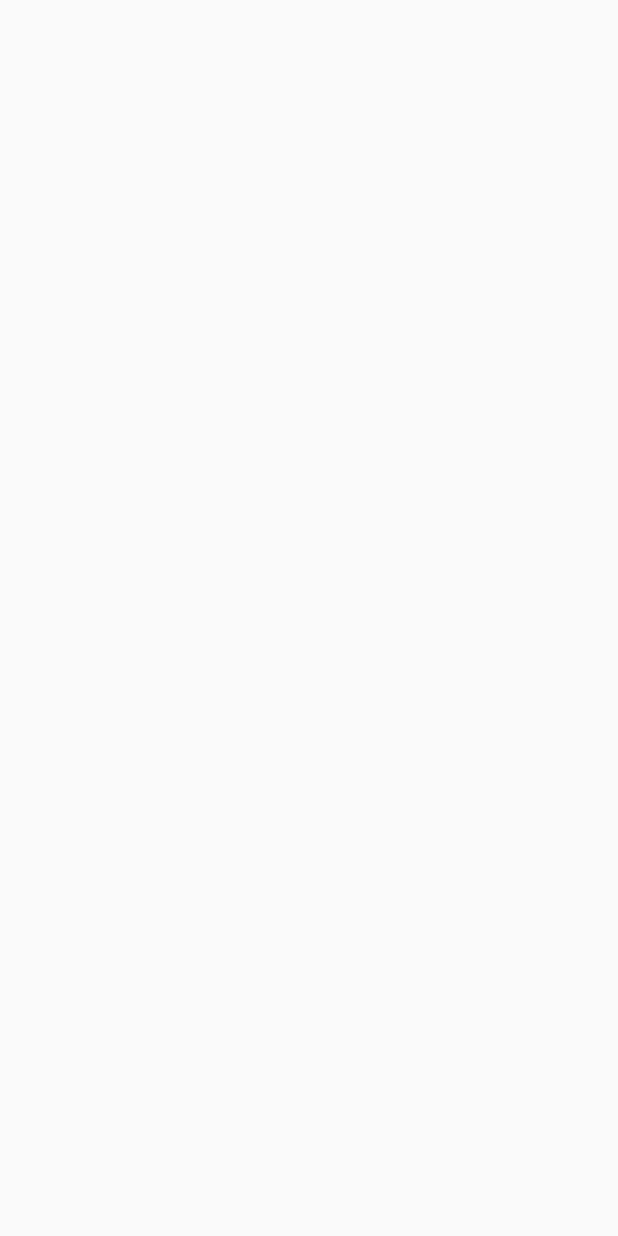
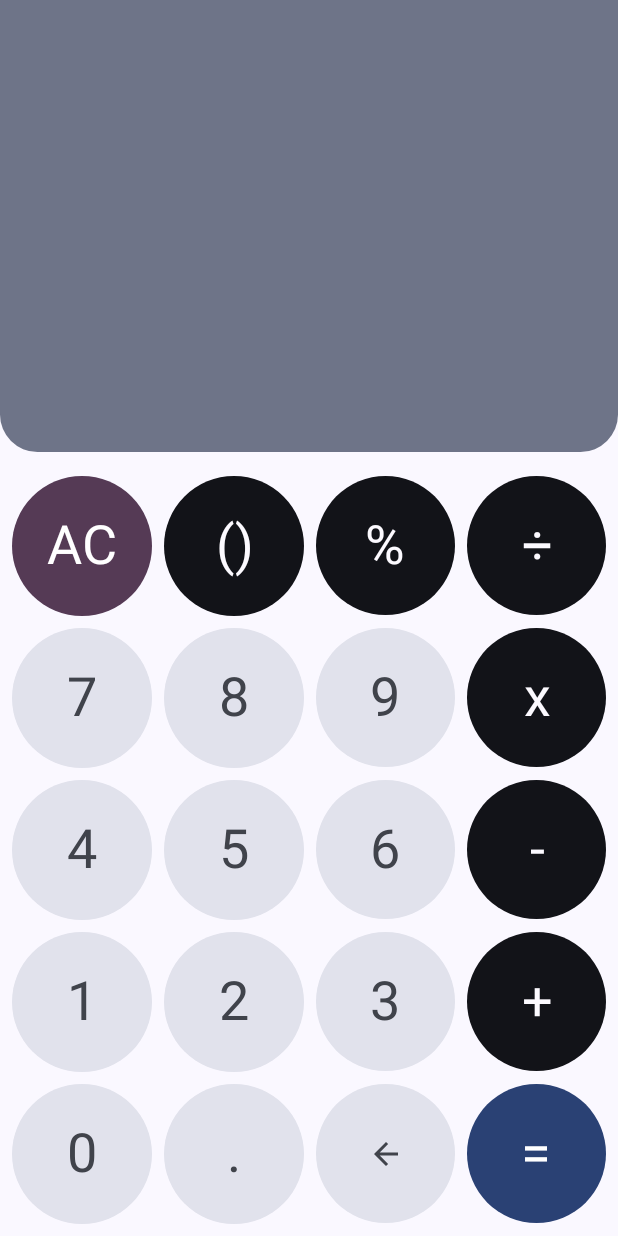
Before and after one commit to Qwerty98765432/Calculator, an Android app built with Jetpack Compose: the screen it shows after launch (MainActivity), on a phone screen of 412 x 824 dp. Before the commit the screen is empty. Run offline under Robolectric (Android 15) with nearby library versions, the phone set to English and light mode, and no system bars.

Commit message:
-Added CalculatorScreen.kt

```diff
--- a/app/build.gradle
+++ b/app/build.gradle
@@ -59,8 +59,9 @@ dependencies {
     implementation 'androidx.activity:activity-compose:1.6.1'
     testImplementation 'junit:junit:4.13.2'
     testImplementation 'junit:junit:4.13.2'
-    testImplementation 'junit:junit:4.12'
-    testImplementation 'junit:junit:4.12'
+    testImplementation 'junit:junit:4.13.2'
+    testImplementation 'junit:junit:4.13.2'
+    testImplementation 'org.junit.jupiter:junit-jupiter'
     androidTestImplementation 'androidx.test.ext:junit:1.1.5'
     androidTestImplementation 'androidx.test.espresso:espresso-core:3.5.1'
     //noinspection GradleDependency
--- a/app/src/main/java/com/elenagrigoruta/androidcalculator/MainActivity.kt
+++ b/app/src/main/java/com/elenagrigoruta/androidcalculator/MainActivity.kt
@@ -3,6 +3,7 @@ package com.elenagrigoruta.androidcalculator
 import android.os.Bundle
 import androidx.activity.ComponentActivity
 import androidx.activity.compose.setContent
+import com.elenagrigoruta.androidcalculator.presentation.CalculatorScreen
 import com.elenagrigoruta.androidcalculator.ui.theme.MaterialCalculatorTheme
 
 
@@ -10,7 +11,8 @@ class MainActivity : ComponentActivity() {
     override fun onCreate(savedInstanceState: Bundle?) {
         super.onCreate(savedInstanceState)
         setContent {
-            MaterialCalculatorTheme{
+            MaterialCalculatorTheme {
+                CalculatorScreen()
             }
         }
     }
--- /dev/null
+++ b/app/src/main/java/com/elenagrigoruta/androidcalculator/presentation/CalculatorButton.kt
@@ -0,0 +1,52 @@
+package com.elenagrigoruta.androidcalculator.presentation
+
+import androidx.compose.foundation.background
+import androidx.compose.foundation.clickable
+import androidx.compose.foundation.layout.Box
+import androidx.compose.foundation.shape.CircleShape
+import androidx.compose.material3.MaterialTheme
+import androidx.compose.material3.Text
+import androidx.compose.runtime.Composable
+import androidx.compose.ui.Alignment
+import androidx.compose.ui.Modifier
+import androidx.compose.ui.draw.clip
+import androidx.compose.ui.text.style.TextAlign
+import androidx.compose.ui.unit.sp
+
+@Composable
+fun CalculatorButton(
+    action: CalculatorUiAction,
+    modifier: Modifier = Modifier,
+    onClick: () -> Unit
+) {
+    Box(
+        modifier = modifier
+            .clip(CircleShape)
+            .background(
+                when (action.highlightLevel) {
+                    HighlightLevel.Neutral -> MaterialTheme.colorScheme.surfaceVariant
+                    HighlightLevel.SemiHighlighted -> MaterialTheme.colorScheme.inverseSurface
+                    HighlightLevel.Highlighted -> MaterialTheme.colorScheme.tertiary
+                    HighlightLevel.StronglyHighlighted -> MaterialTheme.colorScheme.primary
+                }
+            )
+            .clickable { onClick() },
+        contentAlignment = Alignment.Center
+    ) {
+        if (action.text != null) {
+            Text(
+                text = action.text,
+                fontSize = 36.sp,
+                textAlign = TextAlign.Center,
+                color = when (action.highlightLevel) {
+                    is HighlightLevel.Neutral -> MaterialTheme.colorScheme.onSurfaceVariant
+                    is HighlightLevel.SemiHighlighted -> MaterialTheme.colorScheme.inverseOnSurface
+                    is HighlightLevel.Highlighted -> MaterialTheme.colorScheme.onTertiary
+                    is HighlightLevel.StronglyHighlighted -> MaterialTheme.colorScheme.onPrimary
+                }
+            )
+        } else {
+            action.content()
+        }
+    }
+}
--- /dev/null
+++ b/app/src/main/java/com/elenagrigoruta/androidcalculator/presentation/CalculatorButtonGrid.kt
@@ -0,0 +1,35 @@
+package com.elenagrigoruta.androidcalculator.presentation
+
+import androidx.compose.foundation.layout.Arrangement
+import androidx.compose.foundation.layout.aspectRatio
+import androidx.compose.foundation.lazy.grid.GridCells
+import androidx.compose.foundation.lazy.grid.LazyVerticalGrid
+import androidx.compose.foundation.lazy.grid.items
+import androidx.compose.runtime.Composable
+import androidx.compose.ui.Modifier
+import androidx.compose.ui.unit.dp
+import com.elenagrigoruta.androidcalculator.domain.CalculatorAction
+
+@Composable
+fun CalculatorButtonGrid(
+    actions: List<CalculatorUiAction>,
+    onAction: (CalculatorAction) -> Unit,
+    modifier: Modifier = Modifier
+) {
+    LazyVerticalGrid(
+        columns = GridCells.Fixed(4),
+        userScrollEnabled = false,
+        verticalArrangement = Arrangement.spacedBy(8.dp),
+        horizontalArrangement = Arrangement.spacedBy(8.dp),
+        modifier = modifier,
+        content = {
+            items(actions) { action ->
+                CalculatorButton(
+                    action = action,
+                    modifier = Modifier.aspectRatio(1f),
+                    onClick = { onAction(action.action) }
+                )
+            }
+        }
+    )
+}
--- /dev/null
+++ b/app/src/main/java/com/elenagrigoruta/androidcalculator/presentation/CalculatorDisplay.kt
@@ -0,0 +1,39 @@
+package com.elenagrigoruta.androidcalculator.presentation
+
+import androidx.compose.foundation.layout.Box
+import androidx.compose.foundation.layout.fillMaxWidth
+import androidx.compose.foundation.text.BasicTextField
+import androidx.compose.material3.MaterialTheme
+import androidx.compose.runtime.Composable
+import androidx.compose.ui.Alignment
+import androidx.compose.ui.Modifier
+import androidx.compose.ui.graphics.SolidColor
+import androidx.compose.ui.text.TextStyle
+import androidx.compose.ui.text.style.TextAlign
+import androidx.compose.ui.unit.sp
+
+@Composable
+fun CalculatorDisplay(
+    expression: String,
+    modifier: Modifier = Modifier
+) {
+    Box(
+        modifier = modifier,
+        contentAlignment = Alignment.Center
+    ) {
+        BasicTextField(
+            value = expression,
+            onValueChange = {},
+            textStyle = TextStyle(
+                fontSize = 80.sp,
+                color = MaterialTheme.colorScheme.onSecondaryContainer,
+                textAlign = TextAlign.End
+            ),
+            maxLines = 1,
+            singleLine = true,
+            cursorBrush = SolidColor(MaterialTheme.colorScheme.primary),
+            readOnly = true,
+            modifier = Modifier.fillMaxWidth()
+        )
+    }
+}
--- /dev/null
+++ b/app/src/main/java/com/elenagrigoruta/androidcalculator/presentation/CalculatorScreen.kt
@@ -0,0 +1,50 @@
+package com.elenagrigoruta.androidcalculator.presentation
+
+import androidx.compose.foundation.background
+import androidx.compose.foundation.layout.*
+import androidx.compose.foundation.shape.RoundedCornerShape
+import androidx.compose.material.Surface
+import androidx.compose.material3.MaterialTheme
+import androidx.compose.runtime.Composable
+import androidx.compose.ui.Modifier
+import androidx.compose.ui.draw.clip
+import androidx.compose.ui.unit.dp
+
+@Composable
+fun CalculatorScreen (
+    viewModel: CalculatorViewModel = androidx.lifecycle.viewmodel.compose.viewModel()
+) {
+    Surface(
+        modifier = Modifier.fillMaxSize(),
+        color = MaterialTheme.colorScheme.background
+    ) {
+        Column(
+            modifier = Modifier.fillMaxSize(),
+            verticalArrangement = Arrangement.SpaceBetween
+        ) {
+            CalculatorDisplay(
+                expression = viewModel.expression,
+                modifier = Modifier
+                    .fillMaxWidth()
+                    .weight(1f)
+                    .clip(
+                        RoundedCornerShape(
+                            bottomStart = 25.dp,
+                            bottomEnd = 25.dp
+                        )
+                    )
+                    .background(MaterialTheme.colorScheme.secondaryContainer)
+                    .padding(
+                        vertical = 64.dp,
+                        horizontal = 16.dp
+                    )
+            )
+            Spacer(modifier = Modifier.height(8.dp))
+            CalculatorButtonGrid(
+                actions = calculatorActions,
+                onAction = viewModel::onAction,
+                modifier = Modifier.padding(8.dp)
+            )
+        }
+    }
+}
--- /dev/null
+++ b/app/src/main/java/com/elenagrigoruta/androidcalculator/presentation/CalculatorViewModel.kt
@@ -0,0 +1,21 @@
+package com.elenagrigoruta.androidcalculator.presentation
+
+import androidx.compose.runtime.getValue
+import androidx.compose.runtime.mutableStateOf
+import androidx.compose.runtime.setValue
+import androidx.lifecycle.ViewModel
+import com.elenagrigoruta.androidcalculator.domain.CalculatorAction
+import com.elenagrigoruta.androidcalculator.domain.ExpressionWriter
+
+class CalculatorViewModel(
+    private val writer: ExpressionWriter = ExpressionWriter()
+): ViewModel() {
+
+    var expression by mutableStateOf("")
+        private set
+
+    fun onAction(action: CalculatorAction) {
+        writer.processAction(action)
+        this.expression = writer.expression
+    }
+}
```
Also changed, not shown: 1 other file.
